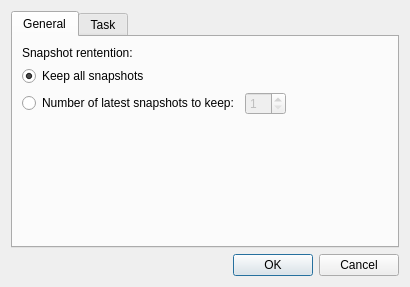
This is resources/options.ui in mnchapel/packy as Qt 5 draws it before an edit. The edited form follows.
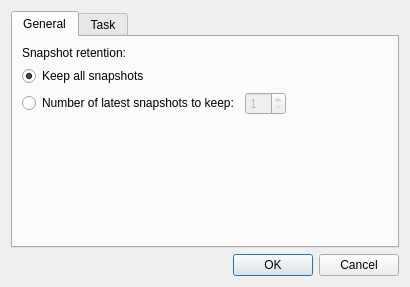
This is the edited form.

Commit message: Link the view and the model for the options. Need to manage the number of latest snapshot to keep.

```diff
--- a/resources/options.ui
+++ b/resources/options.ui
@@ -47,7 +47,7 @@
        <item row="0" column="0">
         <widget class="QLabel" name="label_2">
          <property name="text">
-          <string>Snapshot rentention:</string>
+          <string>Snapshot retention:</string>
          </property>
         </widget>
        </item>
```
Left out of the diff: 47 changed lines with no effect on the pictures. The commit also changes 6 other files.
